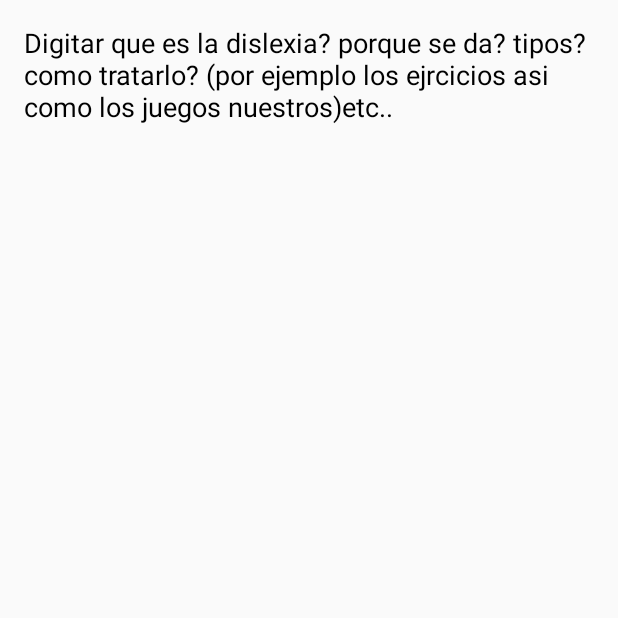
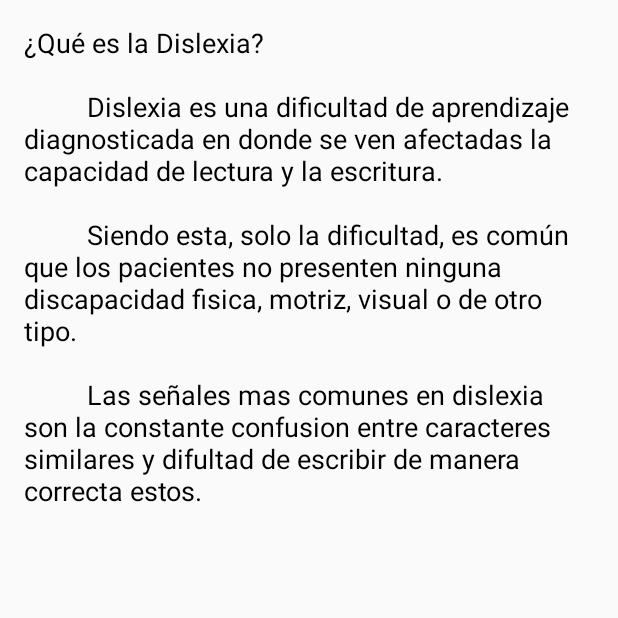
Before and after one commit to RoxanaCortez/ProyectoPDM, an Android app: the Introduccion screen opened directly, with no data from a screen before it, on a phone screen of 412 x 824 dp, the top half of it. Run offline under Robolectric (Android 15) with nearby library versions, the phone set to English and light mode, and no system bars.

Commit message:
Adding info en activities

```diff
--- a/app/src/main/res/layout/fragment_instruccion_informacion.xml
+++ b/app/src/main/res/layout/fragment_instruccion_informacion.xml
@@ -12,7 +12,7 @@
         android:textSize="18sp"
         android:textColor="#000"
         android:layout_margin="@dimen/medium_margin"
-        android:text="Digitar para que sirve nuestra app, en que ayudara al nino, como cual es el objetivo de nuestra app" />
+        android:text="*'cue nombre de la aplicacion'* \n\nOBJETIVO:\nLa app esta dieñada para que niños con dislexia puedan tener un una alternativa de juegos que les ayude con su dificultad; cuenta con un seguimiento de progresos para mantener informados a los padres y tambien del tiempo de uso que se le da en los juegos. \n\nSe busca que el niño pueda diferenciar entre como se escriben palabras de manera correcta e incorrecta y poder distinguir ciertos caracteres de otros." />
 
 
 </FrameLayout>
--- a/app/src/main/res/layout/fragment_instruccion_iniciar.xml
+++ b/app/src/main/res/layout/fragment_instruccion_iniciar.xml
@@ -12,7 +12,7 @@
         android:textSize="18sp"
         android:textColor="#000"
         android:layout_margin="@dimen/medium_margin"
-        android:text="Digitar ojetivos de cada juego (seran dos juegos por el momento) 1. completar la palabras con la silaba que falta  2. juego de memoria donde aparecen distintas cartas ocultas y recordar la figura de la que se abrio y juntar los pares "  />
+        android:text="OBJETIVOS DE JUEGOS \n\n 1. COMPLETA PALABRAS: \nEl juego consiste en tener un fragmento de una palabra de manera fija y diferentes opciones de silabas que pueden completar la dicho fragmento de palabra. Se deberá elegir la silaba correcta para poder avanzar más y tener mayor puntaje. \n\n2. MEMORIA: \nEs el clasico juego de memoria en donde aparecen distintas cartas boca abajo y cada una tendra un caracter en ella. Se intenta que el paciente recuerde la figura de la que se vio en una carta al voltearla y juntarla con su homóloga. "  />
 
 
 </FrameLayout>
--- a/app/src/main/res/layout/fragment_instruccion_padres.xml
+++ b/app/src/main/res/layout/fragment_instruccion_padres.xml
@@ -12,7 +12,7 @@
         android:textSize="18sp"
         android:textColor="#000"
         android:layout_margin="@dimen/medium_margin"
-        android:text="Digitar recomendaciones para los padres sobre como le seria util esta aplicacion  " />
+        android:text="RECOMENDACIONES PARA PADRES \n\n¡Gracias por probar esta app.! \n\nEsta app contiene 2 juegos para ayudar al usuario con dislexia. \n\nEn la Pantalla de Inicio se encuentra un botón bajo el tag de 'Padres'. Al acceder desde este boton, se dara un resumen del uso de la aplicacion en la seccion de 'Juegos' y una bitacora de las horas jugadas y los logros que se han obtenido. \n\nEs recomendable estar pendiente del progreso del paciente de dislexia para ver como ha cambiado su experiencia con la dificultad, y sugerir un cambio de plan de horas activas en juegos dependiendo de esto. " />
 
 
 </FrameLayout>
--- a/app/src/main/res/layout/fragment_introduccion.xml
+++ b/app/src/main/res/layout/fragment_introduccion.xml
@@ -12,6 +12,9 @@
         android:textSize="18sp"
         android:textColor="#000"
         android:layout_margin="@dimen/medium_margin"
-        android:text="Digitar que es la dislexia? porque se da? tipos? como tratarlo? (por ejemplo los ejrcicios asi como los juegos nuestros)etc.. " />
+        android:text="¿Qué es la Dislexia?\n\n
+        Dislexia es una dificultad de aprendizaje diagnosticada en donde se ven afectadas la capacidad de lectura y la escritura.\n\n
+        Siendo esta, solo la dificultad, es común que los pacientes no presenten ninguna discapacidad fisica, motriz, visual o de otro tipo.\n\n
+        Las señales mas comunes en dislexia son la constante confusion entre caracteres similares y difultad de escribir de manera correcta estos." />
 
 </FrameLayout>
--- a/build.gradle
+++ b/build.gradle
@@ -7,7 +7,7 @@ buildscript {
 
     }
     dependencies {
-        classpath 'com.android.tools.build:gradle:3.4.0'
+        classpath 'com.android.tools.build:gradle:3.4.1'
 
         // NOTE: Do not place your application dependencies here; they belong
         // in the individual module build.gradle files
```
